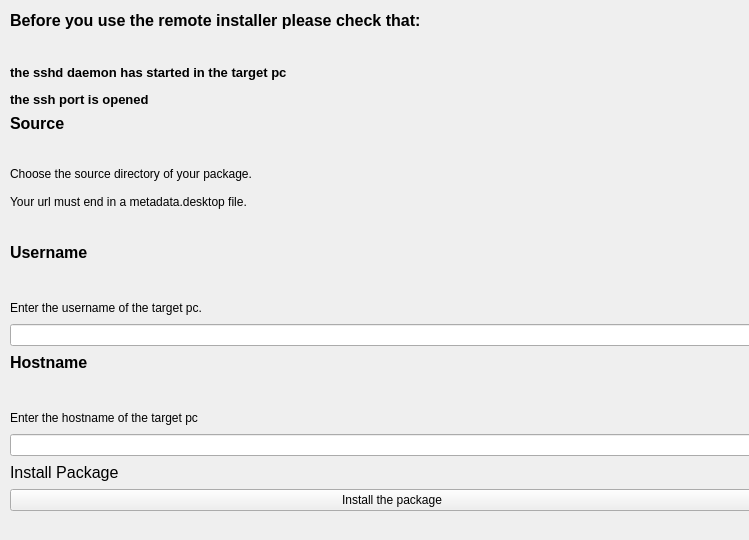
The window that plasmate/publisher/remoteinstaller/remoteinstaller.ui (KDE/plasma-sdk) describes before a commit, drawn with Qt 5.
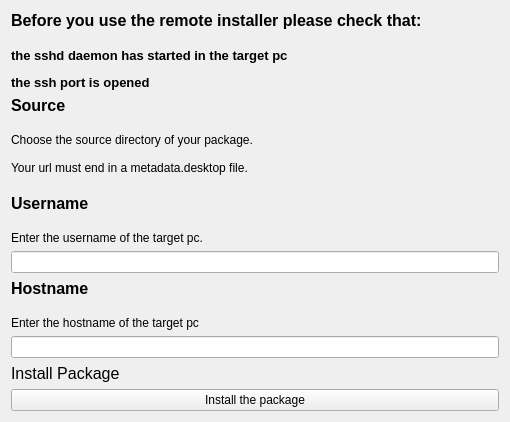
The same window after the commit. Custom widgets are drawn as their Qt base class.

The edit to the form file:
```diff
--- a/plasmate/publisher/remoteinstaller/remoteinstaller.ui
+++ b/plasmate/publisher/remoteinstaller/remoteinstaller.ui
@@ -6,26 +6,11 @@
    <rect>
     <x>0</x>
     <y>0</y>
-    <width>749</width>
-    <height>540</height>
+    <width>510</width>
+    <height>422</height>
    </rect>
   </property>
-  <property name="minimumSize">
-   <size>
-    <width>620</width>
-    <height>540</height>
-   </size>
-  </property>
-  <widget class="QWidget" name="verticalLayoutWidget_2">
-   <property name="geometry">
-    <rect>
-     <x>10</x>
-     <y>10</y>
-     <width>764</width>
-     <height>501</height>
-    </rect>
-   </property>
-   <layout class="QVBoxLayout" name="verticalLayout_2">
+  <layout class="QVBoxLayout" name="verticalLayout">
     <item>
      <widget class="QLabel" name="label_4">
       <property name="text">
@@ -120,7 +105,6 @@
      </widget>
     </item>
    </layout>
-  </widget>
  </widget>
  <customwidgets>
   <customwidget>
```
Lines whose indentation alone changed are shown as unchanged.
